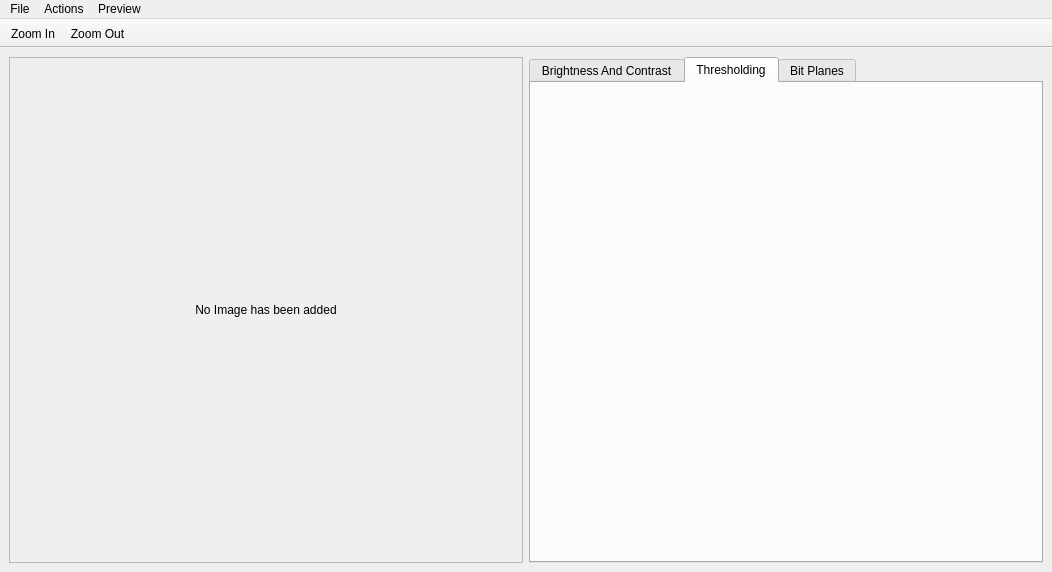
The window that ui/gui.ui (Abdelrahmanba/Image_HW) describes before a commit, drawn with Qt 5.
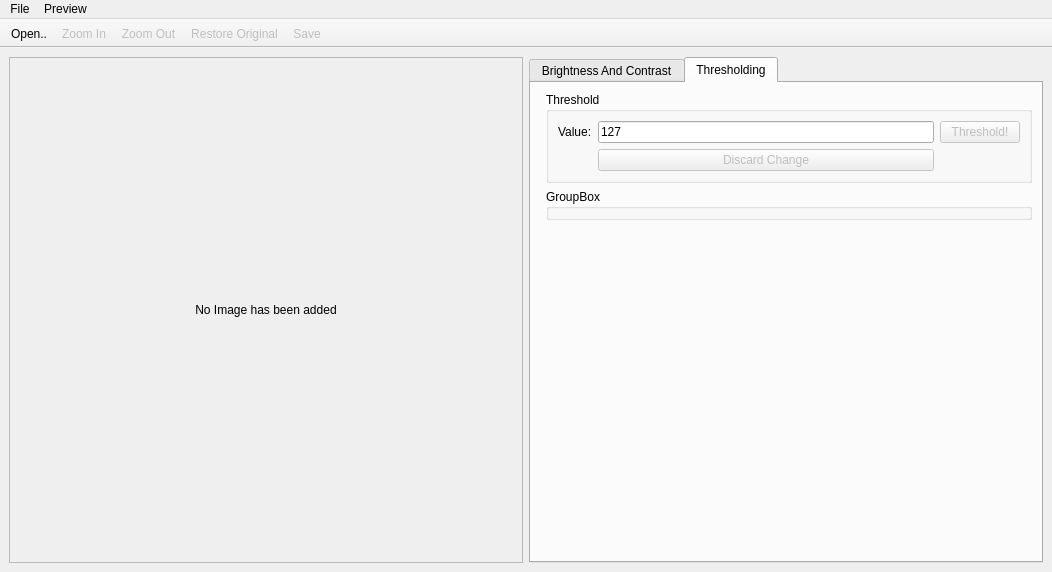
The same window after the commit. The open tabs and pages were chosen to show the change. Icons and pictures are not drawn.

```diff
--- a/ui/gui.ui
+++ b/ui/gui.ui
@@ -24,8 +24,8 @@
     <normaloff>icons/opencv_icon_132129.ico</normaloff>icons/opencv_icon_132129.ico</iconset>
   </property>
   <widget class="QWidget" name="centralwidget">
-   <layout class="QGridLayout" name="gridLayout">
-    <item row="0" column="0">
+   <layout class="QHBoxLayout" name="horizontalLayout">
+    <item>
      <widget class="QScrollArea" name="scrollArea">
       <property name="sizePolicy">
        <sizepolicy hsizetype="Expanding" vsizetype="Expanding">
@@ -114,7 +114,7 @@
       </widget>
      </widget>
     </item>
-    <item row="0" column="1">
+    <item>
      <widget class="QTabWidget" name="tabWidget">
       <property name="accessibleName">
        <string/>
@@ -381,11 +381,58 @@
        <attribute name="title">
         <string>Thresholding</string>
        </attribute>
-      </widget>
-      <widget class="QWidget" name="bitPlanes">
-       <attribute name="title">
-        <string>Bit Planes</string>
-       </attribute>
+       <layout class="QFormLayout" name="formLayout">
+        <item row="0" column="1">
+         <widget class="QGroupBox" name="groupBox_2">
+          <property name="title">
+           <string>Threshold</string>
+          </property>
+          <layout class="QGridLayout" name="gridLayout">
+           <item row="0" column="0">
+            <widget class="QLabel" name="label_4">
+             <property name="text">
+              <string>Value:</string>
+             </property>
+            </widget>
+           </item>
+           <item row="0" column="1">
+            <widget class="QLineEdit" name="thresholdValue">
+             <property name="text">
+              <string>127</string>
+             </property>
+            </widget>
+           </item>
+           <item row="1" column="1">
+            <widget class="QPushButton" name="discardThreshold">
+             <property name="enabled">
+              <bool>false</bool>
+             </property>
+             <property name="text">
+              <string>Discard Change</string>
+             </property>
+            </widget>
+           </item>
+           <item row="0" column="2">
+            <widget class="QPushButton" name="thresholdAction">
+             <property name="enabled">
+              <bool>false</bool>
+             </property>
+             <property name="text">
+              <string>Threshold!</string>
+             </property>
+            </widget>
+           </item>
+          </layout>
+         </widget>
+        </item>
+        <item row="1" column="1">
+         <widget class="QGroupBox" name="groupBox_4">
+          <property name="title">
+           <string>GroupBox</string>
+          </property>
+         </widget>
+        </item>
+       </layout>
       </widget>
      </widget>
     </item>
@@ -423,14 +470,6 @@
     <addaction name="separator"/>
     <addaction name="exit"/>
    </widget>
-   <widget class="QMenu" name="menuActions">
-    <property name="title">
-     <string>Actions</string>
-    </property>
-    <addaction name="actionRestore_Original"/>
-    <addaction name="actionUndo"/>
-    <addaction name="actionRedo"/>
-   </widget>
    <widget class="QMenu" name="menuPreview">
     <property name="title">
      <string>Preview</string>
@@ -440,7 +479,6 @@
     <addaction name="newTab"/>
    </widget>
    <addaction name="menuFile"/>
-   <addaction name="menuActions"/>
    <addaction name="menuPreview"/>
   </widget>
   <widget class="QToolBar" name="toolBar">
@@ -456,8 +494,11 @@
    <attribute name="toolBarBreak">
     <bool>false</bool>
    </attribute>
+   <addaction name="open"/>
    <addaction name="actionZoom_In"/>
    <addaction name="actionZoom_Out"/>
+   <addaction name="actionRestore_Original"/>
+   <addaction name="actionSave"/>
   </widget>
   <action name="actionNewWindow">
    <property name="text">
@@ -480,6 +521,9 @@
    </property>
   </action>
   <action name="actionSave">
+   <property name="enabled">
+    <bool>false</bool>
+   </property>
    <property name="icon">
     <iconset>
      <normaloff>icons/file-save.png</normaloff>icons/file-save.png</iconset>
@@ -514,6 +558,13 @@
    </property>
   </action>
   <action name="actionRestore_Original">
+   <property name="enabled">
+    <bool>false</bool>
+   </property>
+   <property name="icon">
+    <iconset>
+     <normaloff>icons/baseline_restore_page_black_24dp.png</normaloff>icons/baseline_restore_page_black_24dp.png</iconset>
+   </property>
    <property name="text">
     <string>Restore Original</string>
    </property>
@@ -551,6 +602,9 @@
    </property>
   </action>
   <action name="actionZoom_Out">
+   <property name="enabled">
+    <bool>false</bool>
+   </property>
    <property name="icon">
     <iconset>
      <normalon>icons/baseline_zoom_out_black_20.png</normalon>
@@ -564,6 +618,9 @@
    </property>
   </action>
   <action name="actionZoom_In">
+   <property name="enabled">
+    <bool>false</bool>
+   </property>
    <property name="icon">
     <iconset>
      <normaloff>icons/baseline_zoom_in_black_20.png</normaloff>icons/baseline_zoom_in_black_20.png</iconset>
```
Left out of the diff: 43 changed lines with no effect on the pictures.
